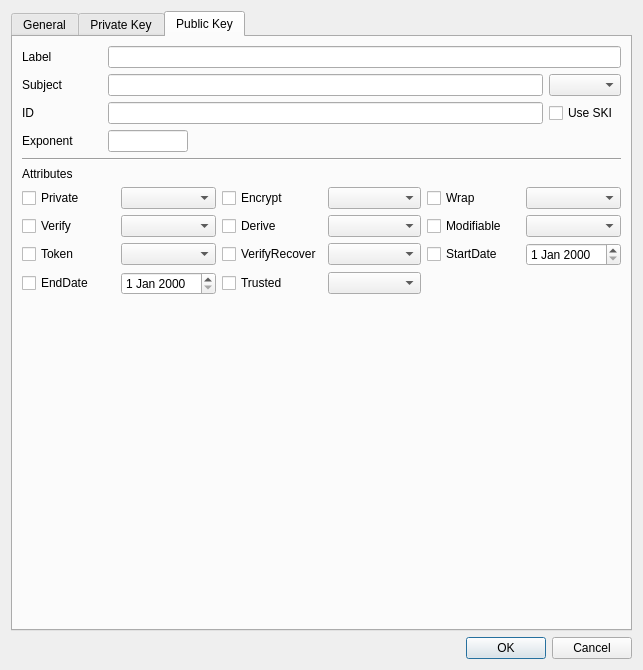
jykim74/CryptokiMan, file CryptokiMan/gen_key_pair_dlg.ui: the form before one commit.
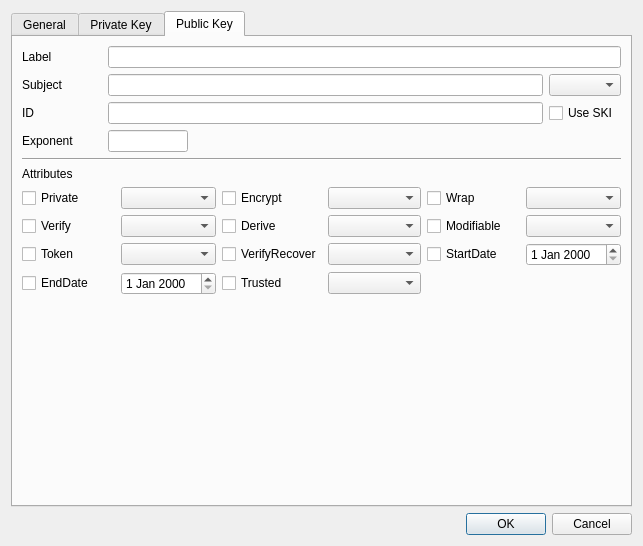
The form after the commit.

Patch:
```diff
--- a/CryptokiMan/gen_key_pair_dlg.ui
+++ b/CryptokiMan/gen_key_pair_dlg.ui
@@ -7,7 +7,7 @@
     <x>0</x>
     <y>0</y>
     <width>643</width>
-    <height>670</height>
+    <height>536</height>
    </rect>
   </property>
   <property name="windowTitle">
```
